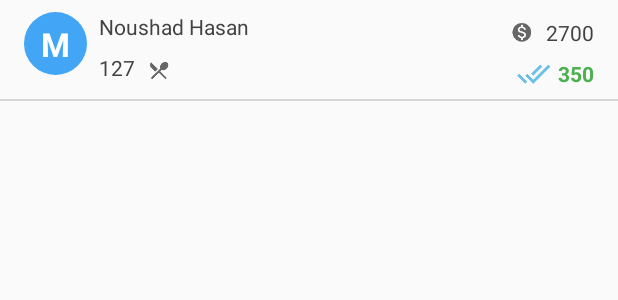
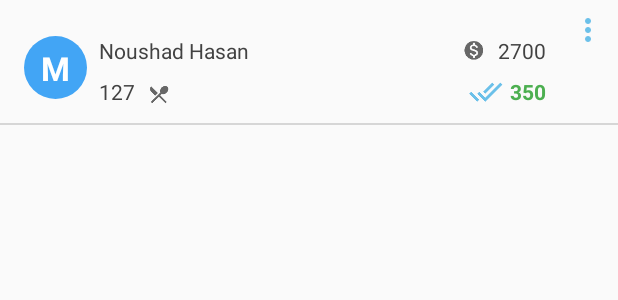
Before and after one commit to devmanzur/meal_manger, an Android app: the layout list_item.xml on its own in the app's theme, with its tools: preview values and no code run, on a phone screen of 412 x 824 dp. Shown: the top 300 px of the screen. Run offline under Robolectric (Android 15) with nearby library versions, the phone set to English and light mode, and no system bars; Roboto replaces fonts that are not available here.

Commit message:
UI Improved

```diff
--- a/app/src/main/res/layout/list_item.xml
+++ b/app/src/main/res/layout/list_item.xml
@@ -23,11 +23,10 @@
         android:layout_width="42dp"
         android:layout_height="42dp"
         android:layout_marginStart="16dp"
-        android:layout_marginTop="8dp"
+        android:layout_marginTop="24dp"
         app:layout_constraintStart_toStartOf="parent"
         app:layout_constraintTop_toTopOf="parent"
-        app:srcCompat="@drawable/bg_circle"
-        android:layout_marginLeft="16dp" />
+        app:srcCompat="@drawable/bg_circle" />
 
     <TextView
         android:id="@+id/member_first_word"
@@ -53,14 +52,13 @@
         android:layout_width="wrap_content"
         android:layout_height="wrap_content"
         android:layout_marginStart="8dp"
-        android:layout_marginTop="8dp"
+        android:layout_marginTop="24dp"
         android:fontFamily="sans-serif"
         android:maxLength="16"
         android:text="Noushad Hasan"
         android:textColor="@color/colorText"
         app:layout_constraintStart_toEndOf="@+id/imageView2"
-        app:layout_constraintTop_toTopOf="parent"
-        android:layout_marginLeft="8dp" />
+        app:layout_constraintTop_toTopOf="parent" />
 
     <TextView
         android:id="@+id/member_meal_text"
@@ -80,31 +78,31 @@
         android:id="@+id/member_money_spent"
         android:layout_width="wrap_content"
         android:layout_height="wrap_content"
+        android:layout_marginBottom="8dp"
         android:layout_marginEnd="16dp"
-        android:layout_marginTop="12dp"
+        android:layout_marginTop="24dp"
         android:fontFamily="sans-serif"
         android:text="2700"
         android:textColor="@color/colorText"
-        app:layout_constraintEnd_toEndOf="parent"
+        app:layout_constraintBottom_toTopOf="@+id/view"
+        app:layout_constraintEnd_toStartOf="@+id/edit_member_button"
         app:layout_constraintTop_toTopOf="parent"
-        android:layout_marginRight="16dp" />
+        app:layout_constraintVertical_bias="0.0" />
 
     <TextView
         android:id="@+id/member_finance_status"
         android:layout_width="wrap_content"
         android:layout_height="wrap_content"
         android:layout_marginBottom="8dp"
-        android:layout_marginEnd="16dp"
         android:layout_marginTop="8dp"
         android:fontFamily="sans-serif"
         android:text="350"
         android:textColor="@color/colorPos"
         android:textStyle="bold"
         app:layout_constraintBottom_toTopOf="@+id/view"
-        app:layout_constraintEnd_toEndOf="parent"
+        app:layout_constraintEnd_toEndOf="@+id/member_money_spent"
         app:layout_constraintTop_toBottomOf="@+id/member_money_spent"
-        app:layout_constraintVertical_bias="0.0"
-        android:layout_marginRight="16dp" />
+        app:layout_constraintVertical_bias="0.0" />
 
     <ImageView
         android:id="@+id/status_indicator"
@@ -135,4 +133,16 @@
         app:layout_constraintStart_toEndOf="@+id/member_meal_text"
         app:layout_constraintTop_toTopOf="@+id/member_meal_text"
         app:srcCompat="@drawable/ic_meal" />
+
+    <ImageButton
+        android:id="@+id/edit_member_button"
+        android:layout_width="24dp"
+        android:layout_height="24dp"
+        android:layout_marginEnd="8dp"
+        android:layout_marginTop="8dp"
+        android:background="@drawable/ic_edit_member"
+        android:clickable="true"
+        android:scaleType="fitXY"
+        app:layout_constraintEnd_toEndOf="parent"
+        app:layout_constraintTop_toTopOf="parent" />
 </android.support.constraint.ConstraintLayout>
--- a/app/src/main/res/layout/onlongclick_options.xml
+++ b/app/src/main/res/layout/onlongclick_options.xml
@@ -99,7 +99,7 @@
             android:layout_marginStart="16dp"
             android:layout_marginTop="8dp"
             android:text="Delete"
-            android:textColor="@color/colorNeg"
+            android:textColor="@color/colorAccent"
             android:textSize="16sp"
             app:layout_constraintBottom_toBottomOf="@+id/fab_user_delete"
             app:layout_constraintStart_toEndOf="@+id/fab_user_delete"
@@ -112,7 +112,8 @@
             android:layout_marginBottom="16dp"
             android:layout_marginTop="16dp"
             android:clickable="true"
-            app:backgroundTint="@color/colorNeg"
+            android:tint="@color/colorAccent"
+            app:backgroundTint="@color/colorYellow2"
             app:layout_constraintBottom_toBottomOf="parent"
             app:layout_constraintStart_toStartOf="@+id/fab_edit_user"
             app:layout_constraintTop_toBottomOf="@+id/fab_edit_user"
```
Also changed, not shown: app/src/main/java/com/example/noushad/mealmanager/adapter/MembersAdapter.java (+10 -8 lines), app/src/main/res/layout-land/fragment_inforamtion.xml (+9 -4 lines), app/src/main/res/layout/fragment_inforamtion.xml (+9 -4 lines), app/src/main/res/drawable-hdpi/ic_edit_member.png (added), app/src/main/res/drawable-mdpi/ic_edit_member.png (added), app/src/main/res/drawable-xhdpi/ic_edit_member.png (added), app/src/main/res/drawable-xxhdpi/ic_edit_member.png (added).
